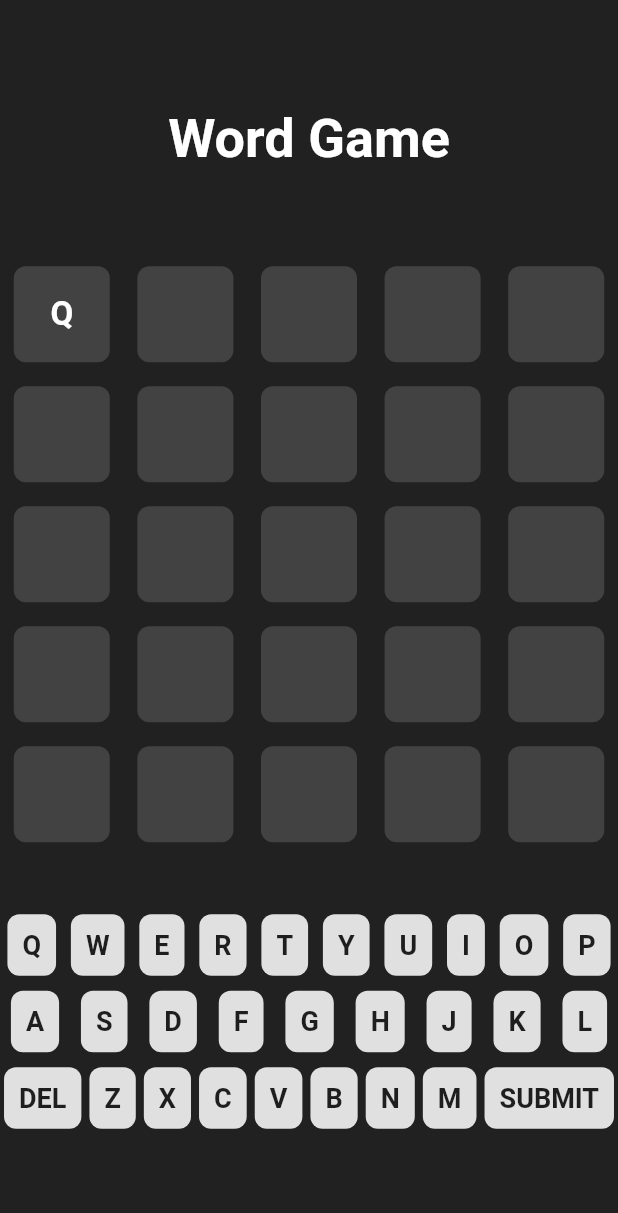
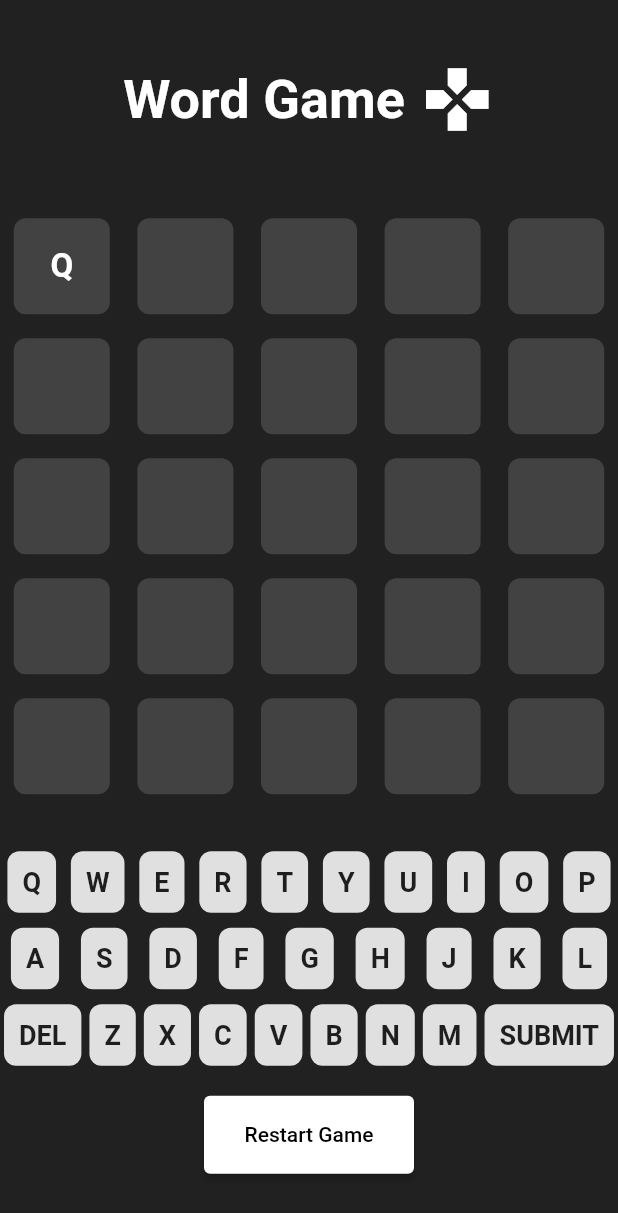
Before and after one commit to Harshit2229/word_game, a Flutter app: the screen it shows after launch, after a tap on an icon or button, on a phone screen of 412 x 824 dp. Shown: the top 1213 px of the screen. Run offline on Flutter 3.47's test engine with Material 2 defaults, Android fonts, the phone set to English and light mode, and no system bars.

Commit message:
restart logic

```diff
--- a/lib/main.dart
+++ b/lib/main.dart
@@ -1,5 +1,6 @@
 import 'package:flutter/material.dart';
 import 'package:word_games/screens/game_screen.dart';
+import 'package:word_games/screens/splash_screen.dart';
 
 void main() {
   runApp(const MyApp());
@@ -11,7 +12,7 @@ class MyApp extends StatelessWidget {
   @override
   Widget build(BuildContext context) {
     return MaterialApp(
-      home: GameScreen(),
+      home: SplashScreen(),
     );
   }
 }
--- a/lib/screens/game_screen.dart
+++ b/lib/screens/game_screen.dart
@@ -28,7 +28,11 @@ class _GameScreenState extends State<GameScreen> {
         mainAxisAlignment: MainAxisAlignment.center,
         crossAxisAlignment: CrossAxisAlignment.center,
         children: [
-          const Text(
+          const Row(
+            crossAxisAlignment: CrossAxisAlignment.center,
+            mainAxisAlignment: MainAxisAlignment.center,
+            children: [
+               Text(
                 "Word Game",
                 style: TextStyle(
                   color: Colors.white,
@@ -36,9 +40,15 @@ class _GameScreenState extends State<GameScreen> {
                   fontWeight: FontWeight.bold,
                 ),
               ),
-          const SizedBox(
-            height: 20.0,
+              SizedBox(width: 10,),
+              Icon(
+                Icons.gamepad,
+                size: 50,
+                color: Colors.white,
               ),
+            ],
+          ),
+          const SizedBox(height: 10),
           GameKeyboard(_game),
         ],
       ),
--- /dev/null
+++ b/lib/screens/splash_screen.dart
@@ -0,0 +1,65 @@
+import 'package:flutter/material.dart';
+
+import 'game_screen.dart';
+
+class SplashScreen extends StatefulWidget {
+  const SplashScreen({Key? key}) : super(key: key);
+
+  @override
+  _SplashScreenState createState() => _SplashScreenState();
+}
+
+class _SplashScreenState extends State<SplashScreen> {
+  @override
+  void initState() {
+    super.initState();
+    Future.delayed(const Duration(seconds: 5), () {
+      Navigator.pushReplacement(
+        context,
+        MaterialPageRoute(builder: (context) => const GameScreen()),
+      );
+    });
+  }
+
+  @override
+  Widget build(BuildContext context) {
+    return const Scaffold(
+      backgroundColor: Color(0xFF212121),
+      body: Center(
+        child: Column(
+          mainAxisAlignment: MainAxisAlignment.center,
+          children: [
+            Text(
+              "Word Game",
+              style: TextStyle(
+                color: Colors.white,
+                fontSize: 36,
+                fontWeight: FontWeight.bold,
+              ),
+            ),
+            SizedBox(height: 20),
+            Icon(
+              Icons.gamepad,
+              size: 150,
+              color: Colors.white,
+            ),
+            SizedBox(height: 30),
+            CircularProgressIndicator(
+              valueColor: AlwaysStoppedAnimation<Color>(Colors.white),
+            ),
+            SizedBox(height: 10),
+            Text(
+              "Loading...",
+              style: TextStyle(
+                color: Colors.white,
+                fontSize: 22,
+                fontWeight: FontWeight.w300,
+              ),
+            ),
+
+          ],
+        ),
+      ),
+    );
+  }
+}
--- a/lib/widgets/game_keyboard.dart
+++ b/lib/widgets/game_keyboard.dart
@@ -17,6 +17,14 @@ class _GameKeyboardState extends State<GameKeyboard> {
   List row2 = "ASDFGHJKL".split("");
   List row3 = ["DEL", "Z", "X", "C", "V", "B", "N", "M", "SUBMIT"];
 
+  void _restartGame() {
+    setState(() {
+      // Reset game variables or clear the data structures
+      widget.game = WordGame(); // Create a new instance of WordGame
+      WordGame.game_message = ""; // Reset game messages or flags
+    });
+  }
+
   @override
   Widget build(BuildContext context) {
     return Column(
@@ -30,7 +38,7 @@ class _GameKeyboardState extends State<GameKeyboard> {
         ),
         GameBoard(widget.game),
         const SizedBox(
-          height: 40.0,
+          height: 30.0,
         ),
         Row(
           mainAxisAlignment: MainAxisAlignment.spaceAround,
@@ -191,6 +199,22 @@ class _GameKeyboardState extends State<GameKeyboard> {
             );
           }).toList(),
         ),
+        const SizedBox(
+          height: 20.0,
+        ),
+        ElevatedButton(
+          onPressed: _restartGame,
+          style: ElevatedButton.styleFrom(
+            primary: Colors.white, // Background color
+            onPrimary: Colors.black, // Text color
+            minimumSize: const Size(140, 52), // Width and height of the button
+          ),
+          child: const Text(
+            'Restart Game',
+            style: TextStyle(color: Colors.black), // Text color
+          ),
+        ),
+
       ],
     );
   }
```
Lines whose indentation alone changed are shown as unchanged.
